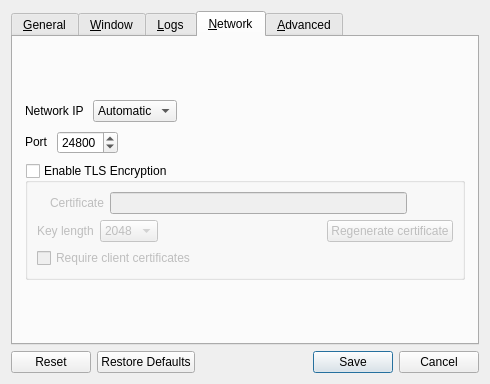
This is src/lib/gui/dialogs/SettingsDialog.ui in Cherry-Company/ieum as Qt 5 draws it before an edit. The edited form follows.
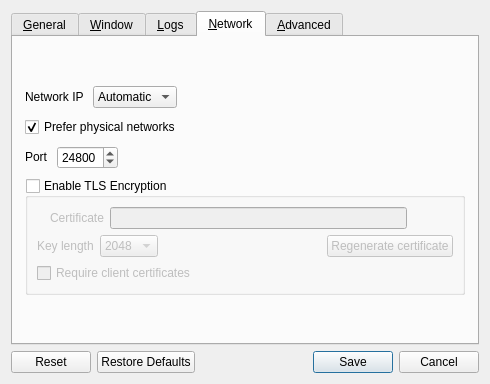
This is the edited form. The open tabs and pages were chosen to show the change. Icons and pictures are not drawn.

Commit message: feat: prefer physical networks by default

What changed in the file:
```diff
--- a/src/lib/gui/dialogs/SettingsDialog.ui
+++ b/src/lib/gui/dialogs/SettingsDialog.ui
@@ -520,6 +520,19 @@
          </item>
         </layout>
        </item>
+       <item>
+        <widget class="QCheckBox" name="cbPreferPhysicalNetwork">
+         <property name="toolTip">
+          <string>When Automatic is selected, avoid VPN and virtual adapters when a physical network is available.</string>
+         </property>
+         <property name="text">
+          <string>Prefer physical networks</string>
+         </property>
+         <property name="checked">
+          <bool>true</bool>
+         </property>
+        </widget>
+       </item>
        <item>
         <layout class="QHBoxLayout" name="horizontalLayout_6">
          <item>
```
The commit also changes 26 other files.
